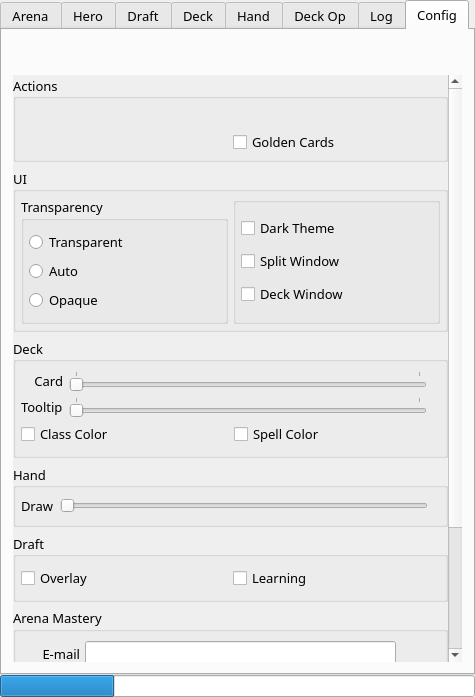
Qt form mainwindow.ui (supertriodo/Arena-Tracker) before a commit.
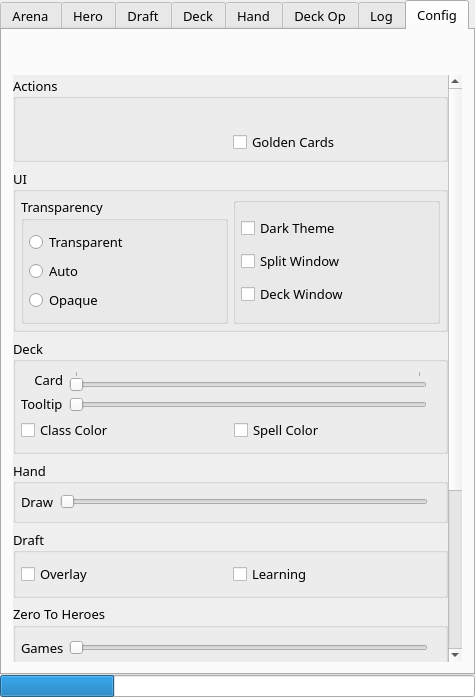
The same form after that commit. The open tabs and pages were chosen to show the change. Icons and pictures are not drawn. Custom widgets are drawn as their Qt base class.

Commit message: Max games logs slider on Config.

What changed in the file:
```diff
--- a/mainwindow.ui
+++ b/mainwindow.ui
@@ -1337,9 +1337,9 @@
              <property name="geometry">
               <rect>
                <x>0</x>
-               <y>0</y>
+               <y>-249</y>
                <width>437</width>
-               <height>772</height>
+               <height>834</height>
               </rect>
              </property>
              <layout class="QVBoxLayout" name="verticalLayout_5">
@@ -1705,7 +1705,7 @@
                         <enum>Qt::Horizontal</enum>
                        </property>
                        <property name="tickPosition">
-                        <enum>QSlider::TicksAbove</enum>
+                        <enum>QSlider::NoTicks</enum>
                        </property>
                        <property name="tickInterval">
                         <number>5</number>
@@ -1870,6 +1870,56 @@
                 </layout>
                </widget>
               </item>
+              <item>
+               <widget class="QGroupBox" name="configBoxZero">
+                <property name="title">
+                 <string>Zero To Heroes</string>
+                </property>
+                <layout class="QHBoxLayout" name="horizontalLayout_3">
+                 <property name="spacing">
+                  <number>5</number>
+                 </property>
+                 <property name="leftMargin">
+                  <number>5</number>
+                 </property>
+                 <property name="rightMargin">
+                  <number>5</number>
+                 </property>
+                 <item>
+                  <widget class="QLabel" name="configLabelZero">
+                   <property name="toolTip">
+                    <string>Games: Number of replay logs
+kept on HSCards/GamesLog to
+upload to www.zerotoheroes.com</string>
+                   </property>
+                   <property name="text">
+                    <string>Games</string>
+                   </property>
+                  </widget>
+                 </item>
+                 <item>
+                  <widget class="QSlider" name="configSliderZero">
+                   <property name="maximum">
+                    <number>100</number>
+                   </property>
+                   <property name="singleStep">
+                    <number>10</number>
+                   </property>
+                   <property name="orientation">
+                    <enum>Qt::Horizontal</enum>
+                   </property>
+                  </widget>
+                 </item>
+                 <item>
+                  <widget class="QLabel" name="configLabelZero2">
+                   <property name="text">
+                    <string/>
+                   </property>
+                  </widget>
+                 </item>
+                </layout>
+               </widget>
+              </item>
               <item>
                <widget class="QGroupBox" name="configBoxMastery">
                 <property name="title">
```
Left out of the diff: 2 changed lines with no effect on the pictures. The commit also changes 4 other files.
